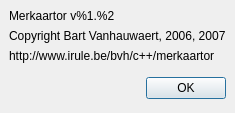
Before: the Qt Designer form AboutDialog.ui in openstreetmap/merkaartor, drawn with Qt 5.
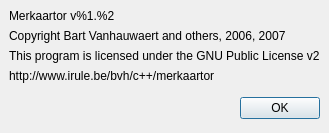
After: the same form once the commit is applied.

Commit message: FIX : clarify a little more about this software

```diff
--- a/AboutDialog.ui
+++ b/AboutDialog.ui
@@ -5,8 +5,8 @@
    <rect>
     <x>0</x>
     <y>0</y>
-    <width>232</width>
-    <height>113</height>
+    <width>288</width>
+    <height>133</height>
    </rect>
   </property>
   <property name="windowTitle" >
@@ -29,7 +29,14 @@
    <item>
     <widget class="QLabel" name="label" >
      <property name="text" >
-      <string>Copyright Bart Vanhauwaert, 2006, 2007</string>
+      <string>Copyright Bart Vanhauwaert and others, 2006, 2007</string>
+     </property>
+    </widget>
+   </item>
+   <item>
+    <widget class="QLabel" name="label_3" >
+     <property name="text" >
+      <string>This program is licensed under the GNU Public License v2</string>
      </property>
     </widget>
    </item>
```
